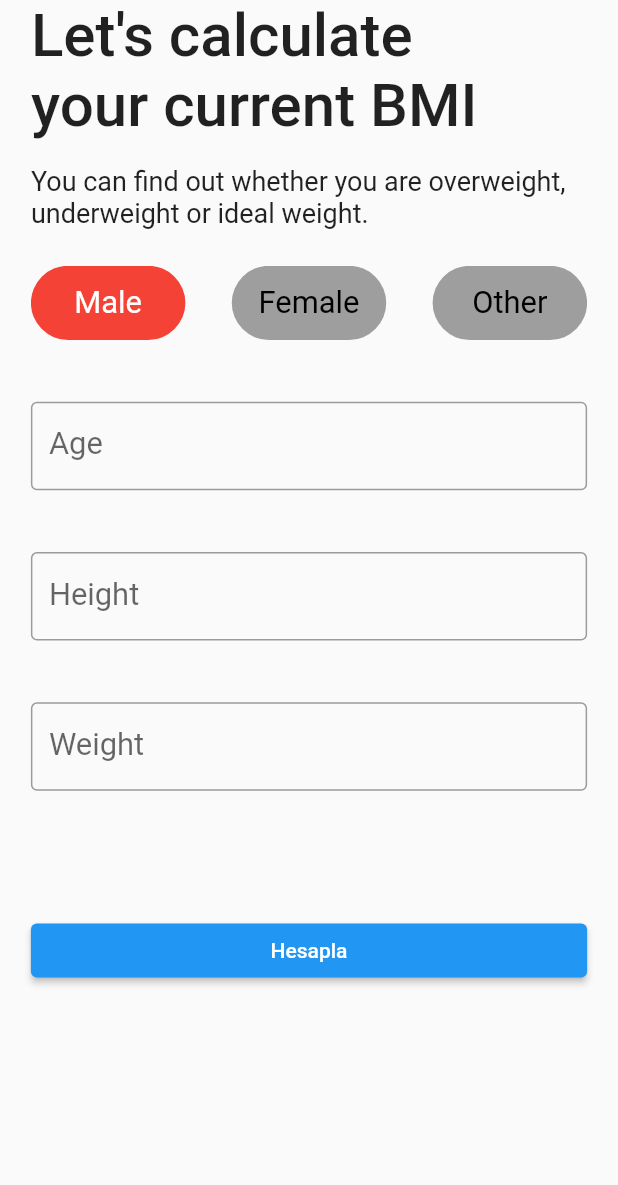
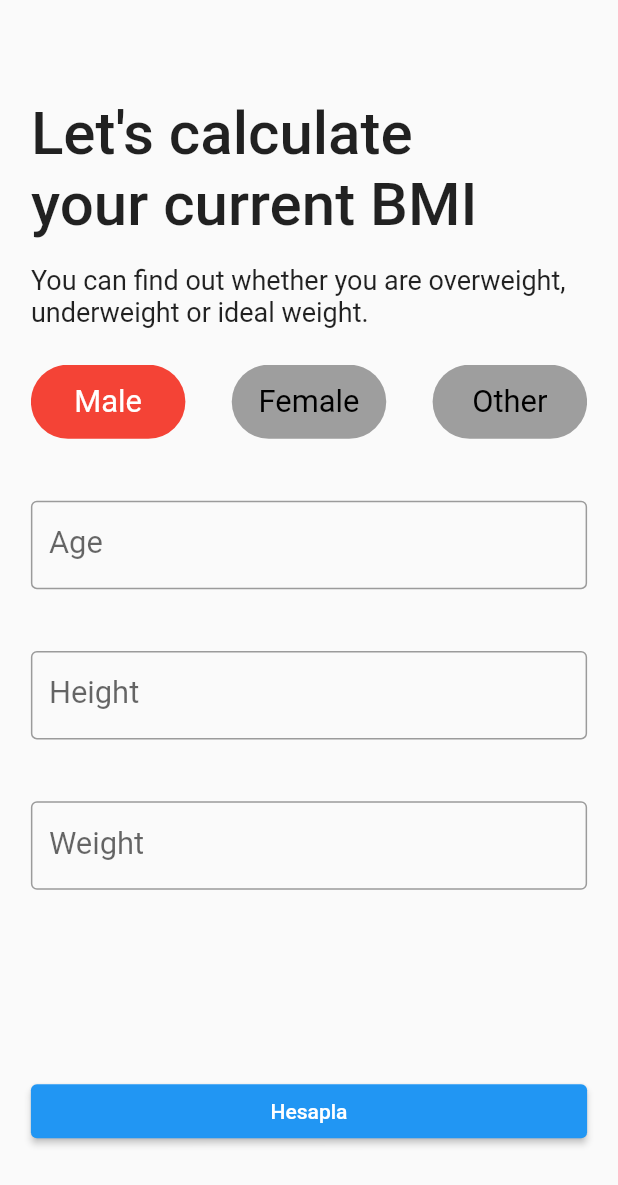
Before and after one commit to BerkayKaranfil/getx_bmi, a Flutter app: the screen it shows after launch, on a phone screen of 412 x 824 dp. Shown: the top 1185 px of the screen. Run offline on Flutter 3.47's test engine with Material 2 defaults, Android fonts, the phone set to English and light mode, and no system bars; our stand-ins replace get, responsive_sizer.

Commit message:
keybord açıldığında ekranın hareketi düzeltildi.

```diff
--- a/lib/modules/home/home_screen.dart
+++ b/lib/modules/home/home_screen.dart
@@ -18,11 +18,16 @@ class HomeScreen extends GetView<HomeController> {
           toolbarHeight: 0,
           elevation: 0,
         ),
-        body: Padding(
-          padding: EdgeInsets.only(right: 5.w, left: 5.w),
+        body: SingleChildScrollView(
+          reverse: true,
+          child: Padding(
+            padding: EdgeInsets.only(right: 5.w, left: 5.w,),
             child: Column(
               crossAxisAlignment: CrossAxisAlignment.start,
               children: [
+                SizedBox(
+                  height: 8.h,
+                ),
                 Text(
                   "Let's calculate \nyour current BMI",
                   style: TextStyle(fontWeight: FontWeight.w500, fontSize: 40),
@@ -88,7 +93,7 @@ class HomeScreen extends GetView<HomeController> {
                           //  floatingLabelBehavior: FloatingLabelBehavior.auto,
                           border: OutlineInputBorder(
                               borderSide: BorderSide(width: 1.w)),
-                        hintText: "value  must be between (1-120)."),
+                          hintText: "Age value  must be between (1-120)."),
                       keyboardType: TextInputType.number,
                       inputFormatters: [
                         LengthLimitingTextInputFormatter(3),
@@ -118,7 +123,7 @@ class HomeScreen extends GetView<HomeController> {
                         labelStyle: TextStyle(fontSize: 2.5.h),
                           border: OutlineInputBorder(
                               borderSide: BorderSide(width: 1.w)),
-                        hintText: "value  must be between (41-265)"),
+                          hintText: "Height value  must be between (41-265)"),
                       keyboardType: TextInputType.number,
                       inputFormatters: [
                         LengthLimitingTextInputFormatter(3),
@@ -138,7 +143,7 @@ class HomeScreen extends GetView<HomeController> {
                         labelStyle: TextStyle(fontSize: 2.5.h),
                           border: OutlineInputBorder(
                               borderSide: BorderSide(width: 1.w)),
-                        hintText: "value  must be between (4-365)"),
+                          hintText: "Weight value  must be between (4-365)"),
                       keyboardType: TextInputType.number,
                       inputFormatters: [
                         LengthLimitingTextInputFormatter(3),
@@ -150,7 +155,7 @@ class HomeScreen extends GetView<HomeController> {
                 // Obx(()=>Text(controller.ageController.text))
                 // Text(controller.ageController.text)
                 SizedBox(
-                height: 10.h,
+                  height: 15.h,
                 ),
                 ElevatedButton(
                     onPressed: () {
@@ -165,8 +170,10 @@ class HomeScreen extends GetView<HomeController> {
                     },
                     child: Center(
                       child: Text("Hesapla"),
-                  )) */
+                    )) */,
+                    Padding(padding: EdgeInsets.only(bottom: MediaQuery.of(context).viewInsets.bottom > 0 ? 10.h : 0 ))
               ],
+            ),
           ),
         ));
   }
--- a/lib/modules/splash/splash_controller.dart
+++ b/lib/modules/splash/splash_controller.dart
@@ -7,7 +7,7 @@ class SplashController extends GetxController{
   void onReady() async{
     super.onReady();
     print("splash screen açıldı");
-    await Future.delayed(Duration(milliseconds: 3000));
+    await Future.delayed(Duration(milliseconds: 500));
     Get.toNamed(Routes.HOME);
   }
 }
```
Lines whose indentation alone changed are shown as unchanged.
